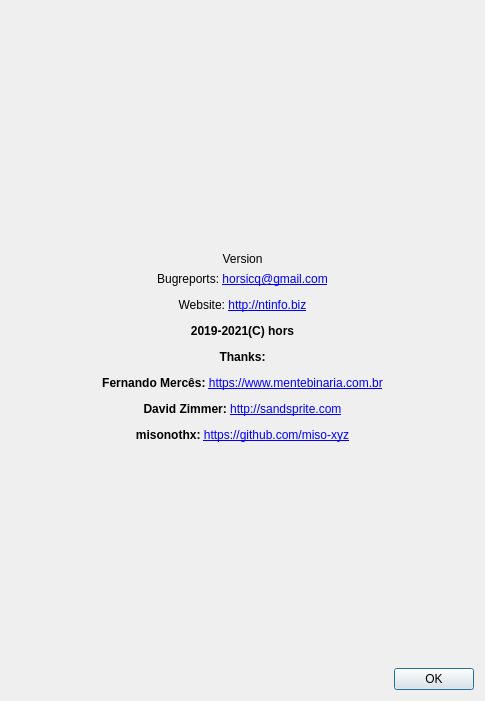
Above: gui_source/dialogabout.ui from horsicq/XPEViewer before the change. Below: the same form after it.
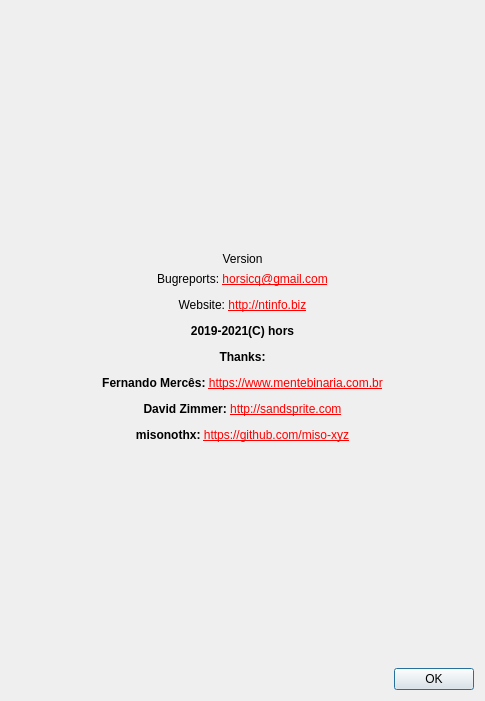
That is the form after the change. Icons and pictures are not drawn.

Diff of the .ui file:
```diff
--- a/gui_source/dialogabout.ui
+++ b/gui_source/dialogabout.ui
@@ -52,7 +52,7 @@
    <item>
     <widget class="QLabel" name="labelInfo">
      <property name="text">
-      <string notr="true">&lt;html&gt;&lt;head/&gt;&lt;body&gt;&lt;p align=&quot;center&quot;&gt;Bugreports: &lt;a href=&quot;mailto:horsicq@gmail.com&quot;&gt;&lt;span style=&quot; text-decoration: underline; color:#0000ff;&quot;&gt;horsicq@gmail.com&lt;/span&gt;&lt;/a&gt;&lt;/p&gt;&lt;p align=&quot;center&quot;&gt;Website: &lt;a href=&quot;http://ntinfo.biz&quot;&gt;&lt;span style=&quot; text-decoration: underline; color:#0000ff;&quot;&gt;http://ntinfo.biz&lt;/span&gt;&lt;/a&gt;&lt;/p&gt;&lt;p align=&quot;center&quot;&gt;&lt;span style=&quot; font-weight:600;&quot;&gt;2019-2021(C) hors&lt;/span&gt;&lt;/p&gt;&lt;p align=&quot;center&quot;&gt;&lt;span style=&quot; font-weight:600;&quot;&gt;Thanks:&lt;/span&gt;&lt;/p&gt;&lt;p align=&quot;center&quot;&gt;&lt;span style=&quot; font-weight:600;&quot;&gt;Fernando Mercês: &lt;/span&gt;&lt;a href=&quot;https://www.mentebinaria.com.br/&quot;&gt;&lt;span style=&quot; text-decoration: underline; color:#0000ff;&quot;&gt;https://www.mentebinaria.com.br&lt;/span&gt;&lt;/a&gt;&lt;/p&gt;&lt;p align=&quot;center&quot;&gt;&lt;span style=&quot; font-weight:600;&quot;&gt;David Zimmer: &lt;/span&gt;&lt;a href=&quot;http://sandsprite.com/&quot;&gt;&lt;span style=&quot; text-decoration: underline; color:#0000ff;&quot;&gt;http://sandsprite.com&lt;/span&gt;&lt;/a&gt;&lt;/p&gt;&lt;p align=&quot;center&quot;&gt;&lt;span style=&quot; font-weight:600;&quot;&gt;misonothx: &lt;/span&gt;&lt;a href=&quot;https://github.com/miso-xyz&quot;&gt;&lt;span style=&quot; text-decoration: underline; color:#0000ff;&quot;&gt;https://github.com/miso-xyz&lt;/span&gt;&lt;/a&gt;&lt;/p&gt;&lt;/body&gt;&lt;/html&gt;</string>
+      <string notr="true">&lt;html&gt;&lt;head/&gt;&lt;body&gt;&lt;p align=&quot;center&quot;&gt;Bugreports: &lt;a href=&quot;mailto:horsicq@gmail.com&quot;&gt;&lt;span style=&quot; text-decoration: underline; color:#ff0000;&quot;&gt;horsicq@gmail.com&lt;/span&gt;&lt;/a&gt;&lt;/p&gt;&lt;p align=&quot;center&quot;&gt;Website: &lt;a href=&quot;http://ntinfo.biz&quot;&gt;&lt;span style=&quot; text-decoration: underline; color:#ff0000;&quot;&gt;http://ntinfo.biz&lt;/span&gt;&lt;/a&gt;&lt;/p&gt;&lt;p align=&quot;center&quot;&gt;&lt;span style=&quot; font-weight:600;&quot;&gt;2019-2021(C) hors&lt;/span&gt;&lt;/p&gt;&lt;p align=&quot;center&quot;&gt;&lt;span style=&quot; font-weight:600;&quot;&gt;Thanks:&lt;/span&gt;&lt;/p&gt;&lt;p align=&quot;center&quot;&gt;&lt;span style=&quot; font-weight:600;&quot;&gt;Fernando Mercês: &lt;/span&gt;&lt;a href=&quot;https://www.mentebinaria.com.br/&quot;&gt;&lt;span style=&quot; text-decoration: underline; color:#ff0000;&quot;&gt;https://www.mentebinaria.com.br&lt;/span&gt;&lt;/a&gt;&lt;/p&gt;&lt;p align=&quot;center&quot;&gt;&lt;span style=&quot; font-weight:600;&quot;&gt;David Zimmer: &lt;/span&gt;&lt;a href=&quot;http://sandsprite.com/&quot;&gt;&lt;span style=&quot; text-decoration: underline; color:#ff0000;&quot;&gt;http://sandsprite.com&lt;/span&gt;&lt;/a&gt;&lt;/p&gt;&lt;p align=&quot;center&quot;&gt;&lt;span style=&quot; font-weight:600;&quot;&gt;misonothx: &lt;/span&gt;&lt;a href=&quot;https://github.com/miso-xyz&quot;&gt;&lt;span style=&quot; text-decoration: underline; color:#ff0000;&quot;&gt;https://github.com/miso-xyz&lt;/span&gt;&lt;/a&gt;&lt;/p&gt;&lt;/body&gt;&lt;/html&gt;</string>
      </property>
      <property name="textFormat">
       <enum>Qt::AutoText</enum>
```
